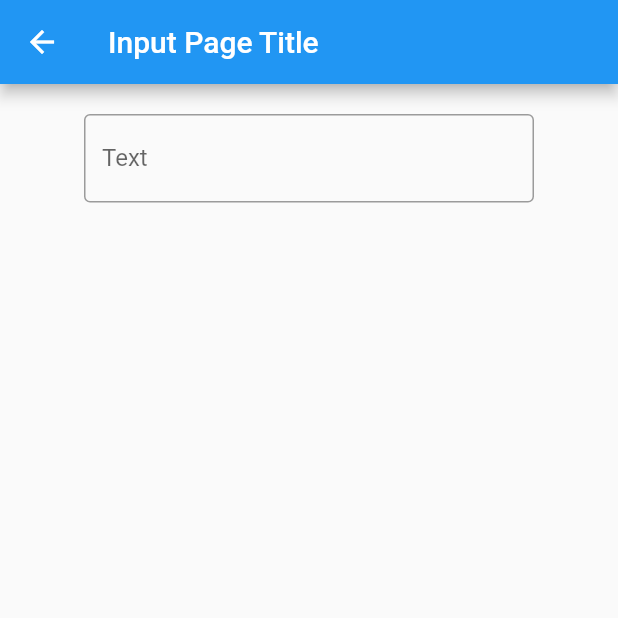
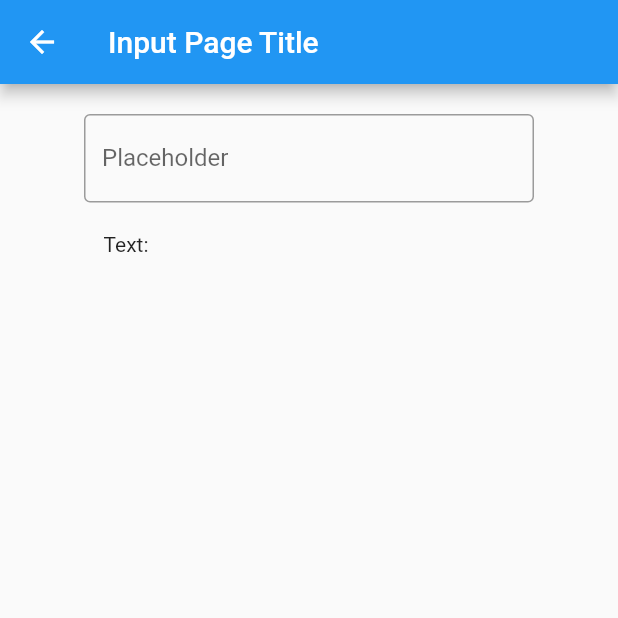
Before and after one commit to shuangxuetwelve/flutter_practice, a Flutter app: the InputPage screen opened directly, on a phone screen of 412 x 824 dp, the top half of it. Run offline on Flutter 3.47's test engine with Material 2 defaults, Android fonts, the phone set to English and light mode, and no system bars.

Commit message:
Add a text reflection

```diff
--- a/lib/components/input.dart
+++ b/lib/components/input.dart
@@ -1,19 +1,37 @@
 import 'package:flutter/material.dart';
 
 class Input extends StatefulWidget {
+  String _placeholder = "";
+  void Function(String)? _onChanged;
+
+  Input({String placeholder = "", void Function(String)? onChanged}) {
+    _placeholder = placeholder;
+    _onChanged = onChanged;
+  }
+
   @override
-  _InputState createState() => _InputState();
+  _InputState createState() =>
+      _InputState(placeholder: _placeholder, onChanged: _onChanged);
 }
 
 class _InputState extends State<Input> {
+  String _placeholder = "";
+  void Function(String)? _onChanged;
+
+  _InputState({String placeholder = "", void Function(String)? onChanged}) {
+    _placeholder = placeholder;
+    _onChanged = onChanged;
+  }
+
   @override
   Widget build(BuildContext context) {
     return Container(
-      child: const TextField(
+      child: TextField(
         decoration: InputDecoration(
-          border: OutlineInputBorder(),
-          labelText: "Text",
+          border: const OutlineInputBorder(),
+          labelText: _placeholder,
         ),
+        onChanged: _onChanged,
       ),
       margin: const EdgeInsets.symmetric(vertical: 20),
     );
--- a/lib/pages/input.dart
+++ b/lib/pages/input.dart
@@ -1,15 +1,39 @@
 import 'package:flutter/material.dart';
 import '../components/input.dart';
 
-class InputPage extends StatelessWidget {
+class InputPage extends StatefulWidget {
+  @override
+  _InputPageState createState() => _InputPageState();
+}
+
+class _InputPageState extends State<InputPage> {
+  String _text = "";
+
   @override
   Widget build(BuildContext context) {
     return Scaffold(
       appBar: AppBar(title: const Text("Input Page Title")),
       body: SizedBox.expand(
-        child: Column(
-          children: <Widget>[SizedBox(width: 300, child: Input())],
-        ),
+        child: Column(children: <Widget>[
+          Column(
+            children: <Widget>[
+              SizedBox(
+                  width: 300,
+                  child: Input(
+                    placeholder: "Placeholder",
+                    onChanged: (String text) {
+                      setState(() {
+                        _text = text;
+                      });
+                    },
+                  )),
+              Container(
+                  child: Text("Text: $_text"),
+                  margin: const EdgeInsets.symmetric(horizontal: 13)),
+            ],
+            crossAxisAlignment: CrossAxisAlignment.start,
+          )
+        ]),
       ),
     );
   }
```
